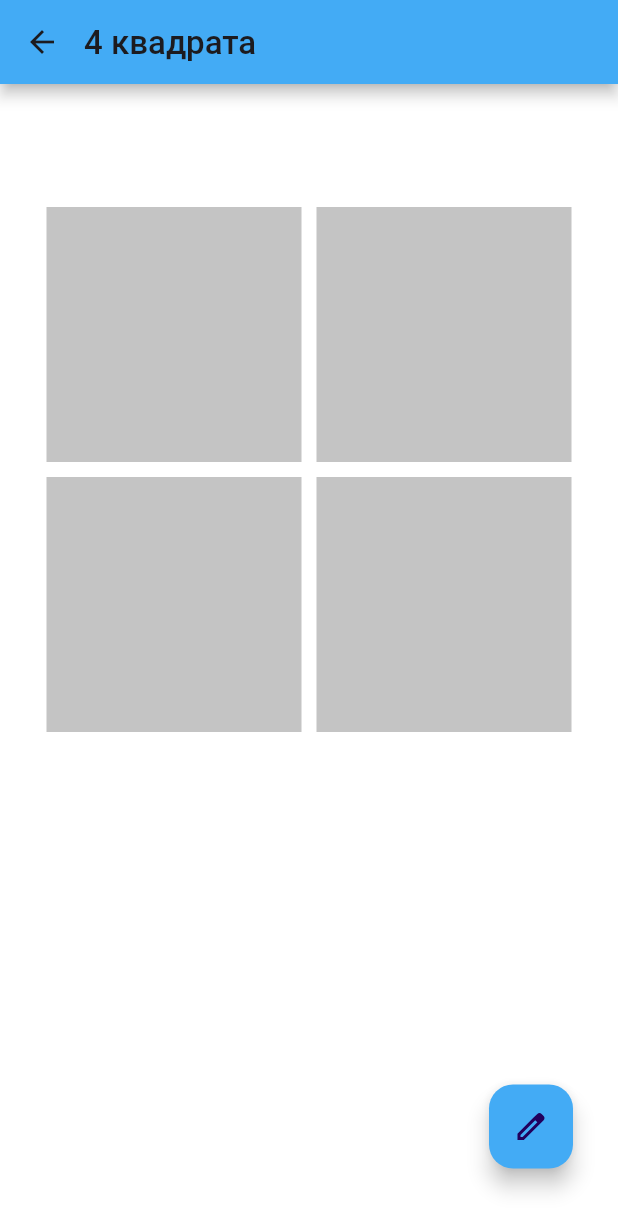
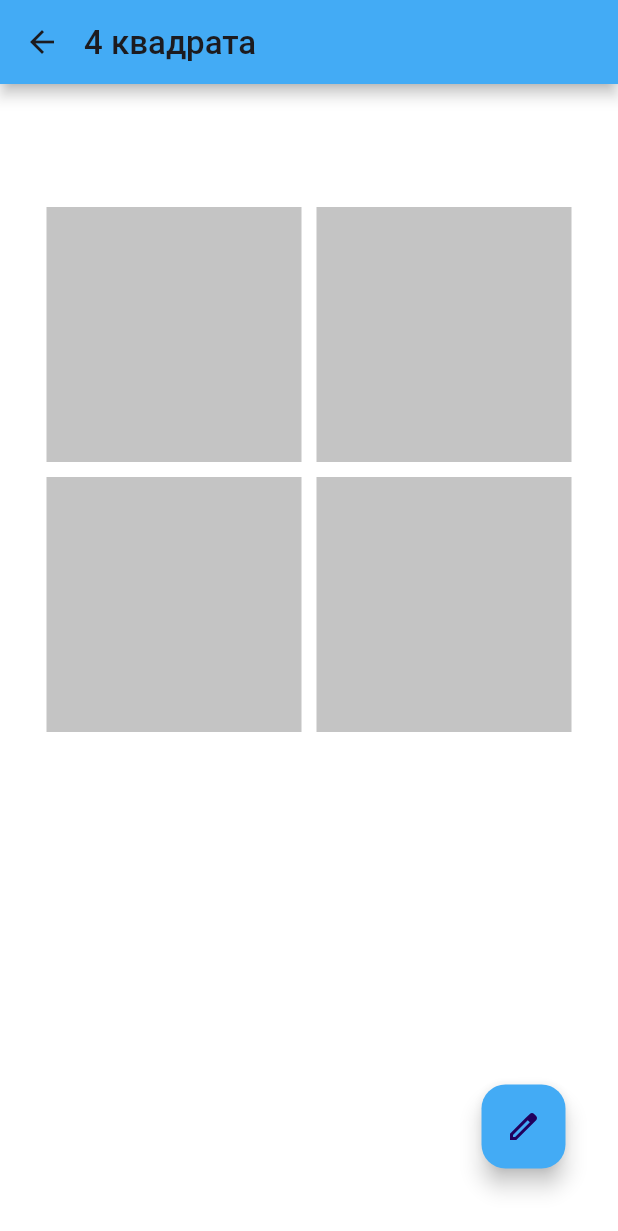
Before and after one commit to Veselchak-U/boost_grade_start, a Flutter app: the SquaresScreen screen opened by its route, on a phone screen of 412 x 824 dp. Shown: the top 1231 px of the screen. Run offline on Flutter 3.47's test engine with Material 2 defaults, Android fonts, the phone set to English and light mode, and no system bars; our stand-ins replace flutter_svg; generated files the repository leaves out were written again.

Commit message:
added custom Scaffold

```diff
--- /dev/null
+++ b/lib/app/view/components/bgs_scaffold.dart
@@ -0,0 +1,49 @@
+import 'package:flutter/material.dart';
+
+class BgsScaffold extends Scaffold {
+  const BgsScaffold({
+    PreferredSizeWidget? appBar,
+    Widget? body,
+    Widget? floatingActionButton,
+  }) : super(
+          appBar: appBar,
+          body: body,
+          floatingActionButton: floatingActionButton,
+        );
+
+  @override
+  FloatingActionButtonLocation? get floatingActionButtonLocation =>
+      const _CustomFabLocation();
+}
+
+class _CustomFabLocation extends StandardFabLocation {
+  static const _customPaddingX = 35;
+  static const _customPaddingY = 45;
+
+  const _CustomFabLocation();
+
+  @override
+  double getOffsetX(
+    ScaffoldPrelayoutGeometry scaffoldGeometry,
+    double adjustment,
+  ) {
+    return scaffoldGeometry.scaffoldSize.width -
+        scaffoldGeometry.floatingActionButtonSize.width +
+        adjustment -
+        _customPaddingX;
+  }
+
+  @override
+  double getOffsetY(
+    ScaffoldPrelayoutGeometry scaffoldGeometry,
+    double adjustment,
+  ) {
+    return scaffoldGeometry.scaffoldSize.height -
+        scaffoldGeometry.floatingActionButtonSize.height +
+        adjustment -
+        _customPaddingY;
+  }
+
+  @override
+  String toString() => 'FloatingActionButtonLocation.custom';
+}
--- a/lib/features/squares/view/squares_screen.dart
+++ b/lib/features/squares/view/squares_screen.dart
@@ -2,6 +2,7 @@ import 'dart:math';
 
 import 'package:boost_grade_start/app/asset/asset.dart';
 import 'package:boost_grade_start/app/l10n/l10n.dart';
+import 'package:boost_grade_start/app/view/components/bgs_scaffold.dart';
 import 'package:boost_grade_start/features/squares/view/components/color_box.dart';
 import 'package:flutter/material.dart';
 import 'package:flutter_svg/flutter_svg.dart';
@@ -44,32 +45,20 @@ class _SquaresScreenState extends State<SquaresScreen> {
       _numberItems,
       (index) => ColorBox(color: _colors?[index]),
     );
-    return Scaffold(
+    return BgsScaffold(
       appBar: AppBar(
         title: Text(context.l10n.squaresScreenTitle),
-        leading: IconButton(
-          icon: const Icon(Icons.arrow_back),
-          onPressed: () => Navigator.pop(context),
       ),
-      ),
-      body: Stack(
-        children: [
-          GridView.count(
+      body: GridView.count(
         crossAxisCount: 2,
         padding: const EdgeInsets.symmetric(vertical: 82, horizontal: 31),
         mainAxisSpacing: 10,
         crossAxisSpacing: 10,
         children: squares,
       ),
-          Positioned(
-            right: 30,
-            bottom: 45,
-            child: FloatingActionButton(
+      floatingActionButton: FloatingActionButton(
         onPressed: _changeColors,
         child: SvgPicture.asset(Asset.svg.iconEdit),
-            ),
-          )
-        ],
       ),
     );
   }
```
Lines whose indentation alone changed are shown as unchanged.
